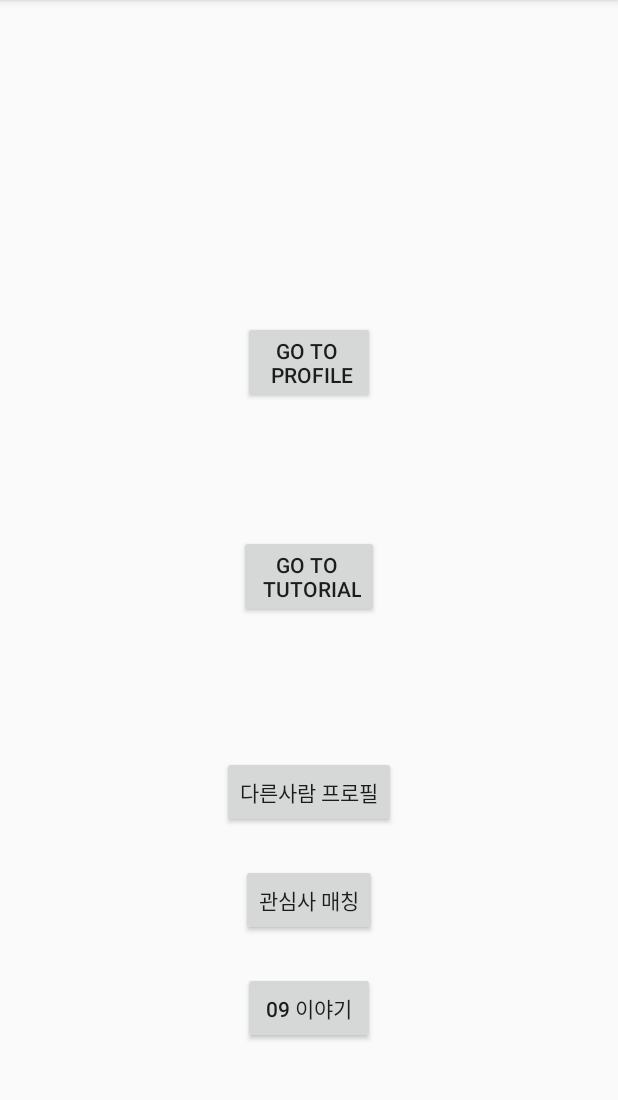
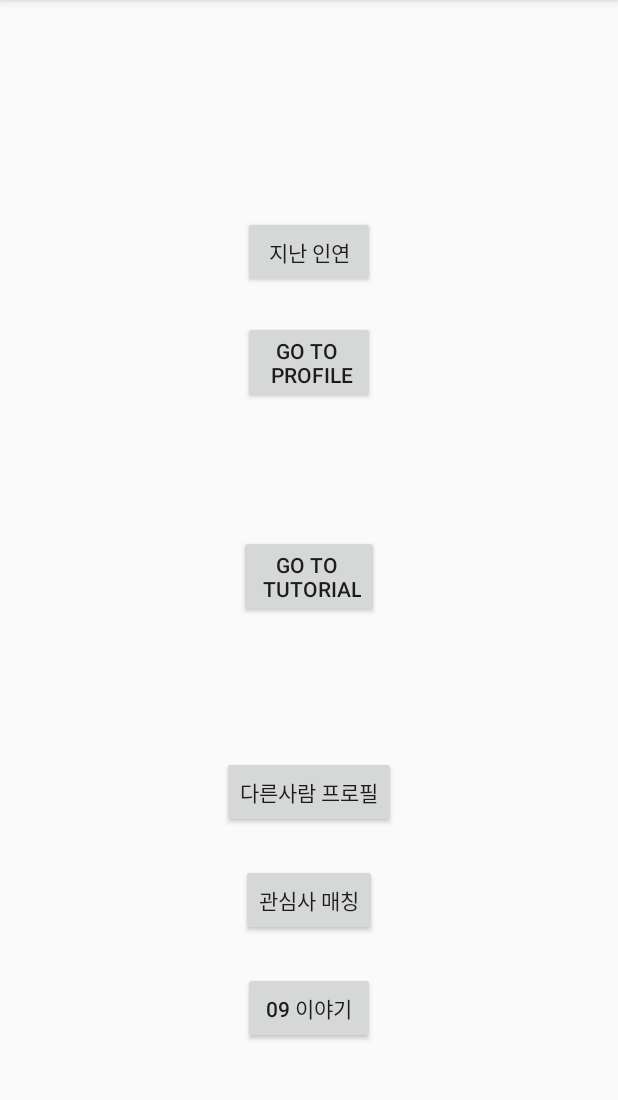
Before and after one commit to yeonggeumkang/private-serendipity, an Android app: the screen it shows after launch (MainActivity), on a phone screen of 412 x 824 dp, the part 84-1184 px from its top. Run offline under Robolectric (Android 15) with nearby library versions, the phone set to English and light mode, and no system bars.

Commit message:
Add button (main activity)

```diff
--- a/app/src/main/java/com/example/local_serendipity/MainActivity.java
+++ b/app/src/main/java/com/example/local_serendipity/MainActivity.java
@@ -13,6 +13,17 @@ public class MainActivity extends AppCompatActivity {
     protected void onCreate(Bundle savedInstanceState) {
         super.onCreate(savedInstanceState);
         setContentView(R.layout.activity_main);
+
+        Button btnPast = (Button)findViewById(R.id.btn_past);
+        btnPast.setOnClickListener(new View.OnClickListener(){
+
+            @Override
+            public void onClick(View view) {
+                Intent intent = new Intent(MainActivity.this, PastActivity.class);
+                startActivity(intent);
+            }
+        });
+
 
         Button btnTutorial = (Button)findViewById(R.id.btn_tutorial);
         btnTutorial.setOnClickListener(new View.OnClickListener(){
--- a/app/src/main/res/layout/activity_main.xml
+++ b/app/src/main/res/layout/activity_main.xml
@@ -5,6 +5,17 @@
     android:layout_width="match_parent"
     android:layout_height="match_parent"
     tools:context=".MainActivity">
+
+    <Button
+        android:id="@+id/btn_past"
+        android:layout_width="wrap_content"
+        android:layout_height="wrap_content"
+        app:layout_constraintVertical_bias="0.2"
+        android:text="지난 인연"
+        app:layout_constraintBottom_toBottomOf="parent"
+        app:layout_constraintLeft_toLeftOf="parent"
+        app:layout_constraintRight_toRightOf="parent"
+        app:layout_constraintTop_toTopOf="parent" />
 
     <Button
         android:id="@+id/btn_tutorial"
```
